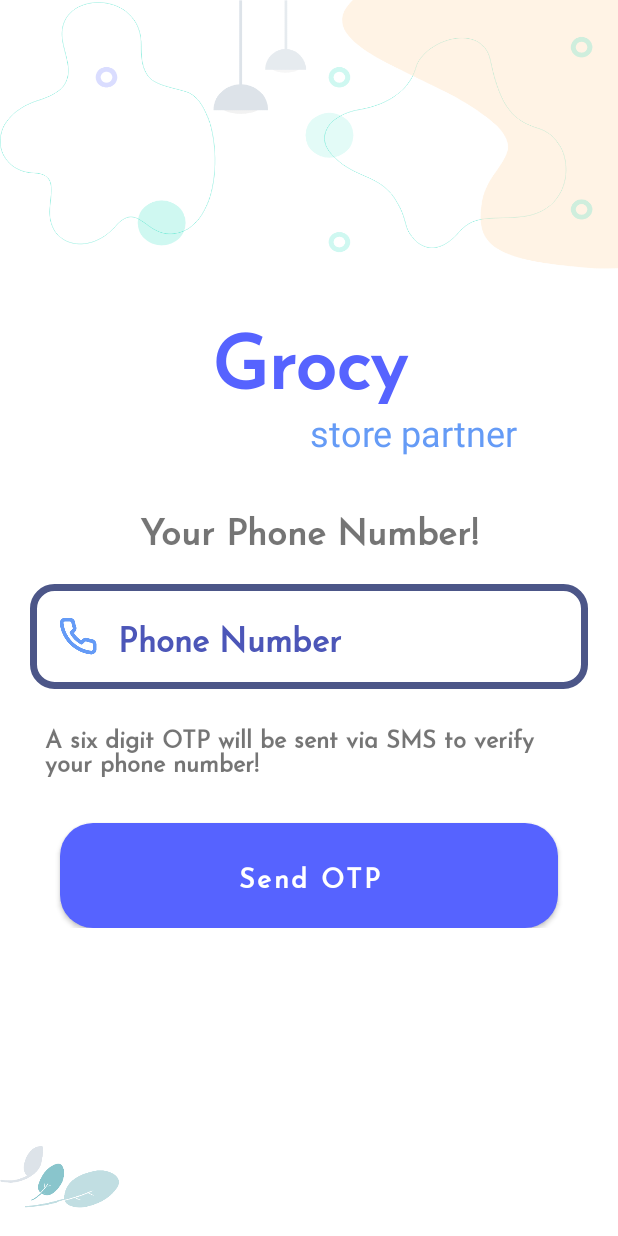
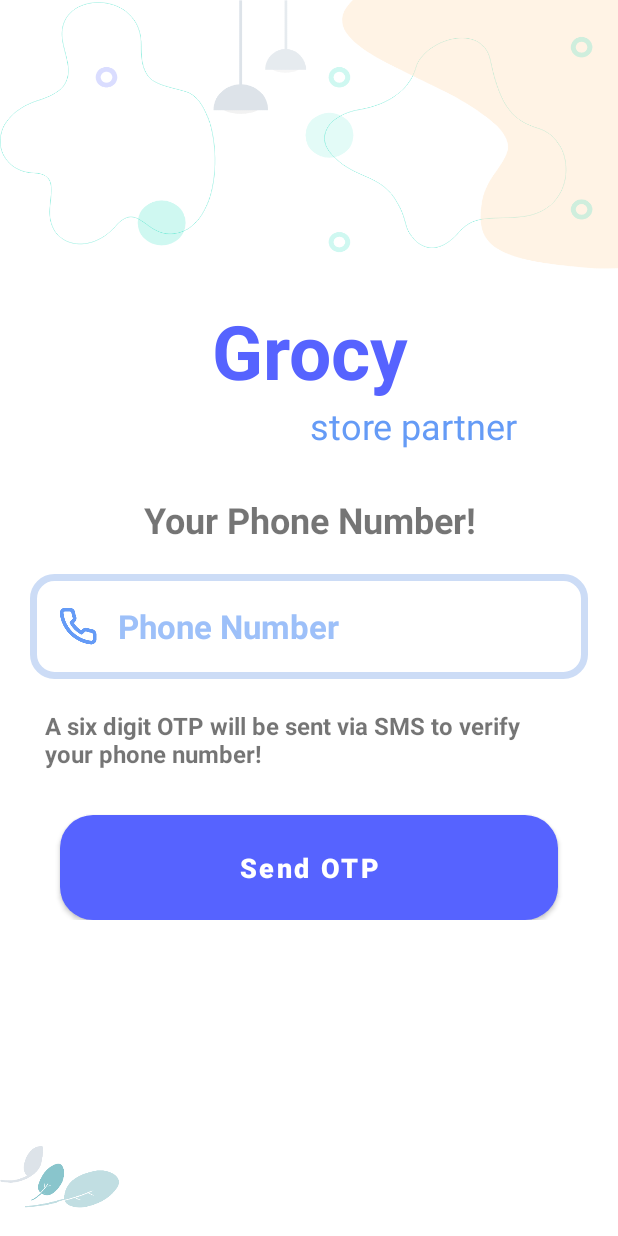
Before and after one commit to prashant282/GrocyBusiness, an Android app: the screen it shows after launch (LoginActivity), after a tap on "Login", on a phone screen of 412 x 824 dp. Run offline under Robolectric (Android 15) with nearby library versions, the phone set to English and light mode, and no system bars; our stand-ins replace Firebase (no records; nobody signed in at launch, a user with empty details on screens opened directly).

Commit message:
Login Functionality

```diff
--- a/app/src/main/java/com/example/user/grocybusiness/activities/WelcomeActivity.java
+++ b/app/src/main/java/com/example/user/grocybusiness/activities/WelcomeActivity.java
@@ -13,7 +13,7 @@
 
 public class WelcomeActivity extends AppCompatActivity {
 
-    Button btnLogin;
+    Button btnLogin, btnSignup;
     private FirebaseAuth mAuth;
 
     @Override
@@ -22,6 +22,7 @@
         setContentView(R.layout.activity_welcome);
 
         btnLogin = findViewById(R.id.btnLogin);
+        btnSignup = findViewById(R.id.btnSignup);
 
         mAuth = FirebaseAuth.getInstance();
 
@@ -35,7 +36,7 @@
             }
         });
 
-        btnSignUpShop.setOnClickListener(new View.OnClickListener() {
+        btnSignup.setOnClickListener(new View.OnClickListener() {
             @Override
             public void onClick(View v) {
                 Intent intent = new Intent(WelcomeActivity.this, AddShopActivity.class);
@@ -45,15 +46,6 @@
             }
         });
 
-        btnSignUpDelivery.setOnClickListener(new View.OnClickListener() {
-            @Override
-            public void onClick(View v) {
-                Intent intent = new Intent(WelcomeActivity.this, UploadDocActivity.class);
-                intent.putExtra("click_info", "Delivery_Boy");
-                startActivity(intent);
-                finish();
-            }
-        });
 
 
     }
--- a/app/src/main/res/drawable-mdpi/round_corner.xml
+++ b/app/src/main/res/drawable-mdpi/round_corner.xml
@@ -10,7 +10,7 @@
                 android:startColor="#FFFFFF" />
             <stroke
                 android:width="7px"
-                android:color="#4c5688" />
+                android:color="#ccdcf6" />
         </shape>
     </item>
 
--- a/app/src/main/res/layout/activity_login.xml
+++ b/app/src/main/res/layout/activity_login.xml
@@ -21,11 +21,11 @@
         android:layout_height="wrap_content"
         android:layout_marginTop="20dp"
         android:gravity="center_horizontal"
-        android:fontFamily="@font/josefin_sans"
         android:text="Grocy"
         android:textColor="@color/colorPrimary"
         android:textSize="50sp"
         android:textStyle="bold" />
+
 
     <TextView
         android:layout_width="wrap_content"
@@ -35,7 +35,6 @@
         android:text="store partner"
         android:textColor="@color/colorHeading"
         android:textSize="24dp" />
-
 
     <LinearLayout
         android:layout_width="match_parent"
@@ -48,7 +47,6 @@
             android:layout_width="match_parent"
             android:layout_height="wrap_content"
             android:layout_marginTop="20dp"
-            android:fontFamily="@font/josefin_sans"
             android:gravity="center"
             android:text="Your Phone Number!"
             android:textSize="24sp"
@@ -65,14 +63,13 @@
             android:background="@drawable/round_corner"
             android:drawableStart="@drawable/icon_phone_new"
             android:drawablePadding="14dp"
-            android:fontFamily="@font/josefin_sans"
             android:gravity="center_vertical"
             android:hint="Phone Number"
             android:inputType="textEmailAddress"
             android:maxLines="1"
             android:paddingStart="20dp"
-            android:textColor="#4C56B8"
-            android:textColorHint="#4C56B8"
+            android:textColor="#659BF6"
+            android:textColorHint="#9DC0F9"
             android:textSize="22sp"
             android:textStyle="bold" />
 
@@ -82,11 +79,14 @@
             android:layout_marginStart="30dp"
             android:layout_marginTop="20dp"
             android:layout_marginEnd="30dp"
-            android:fontFamily="@font/josefin_sans"
             android:text="A six digit OTP will be sent via SMS to verify your phone number!"
             android:textAlignment="textStart"
             android:textSize="16sp"
             android:textStyle="bold" />
+
+        <RelativeLayout
+            android:layout_width="wrap_content"
+            android:layout_height="wrap_content">
 
             <com.google.android.material.button.MaterialButton
                 android:id="@+id/btnSendOtp"
@@ -96,7 +96,6 @@
                 android:layout_marginTop="30dp"
                 android:layout_marginEnd="40dp"
                 android:background="@drawable/background_adult"
-            android:fontFamily="@font/josefin_sans"
                 android:text="Send OTP"
                 android:textAllCaps="false"
                 android:textColor="@android:color/white"
@@ -104,6 +103,19 @@
                 android:textStyle="bold"
                 app:cornerRadius="12dp" />
 
+            <ProgressBar
+                android:id="@+id/progressBar"
+                android:layout_width="30dp"
+                android:layout_height="30dp"
+                android:layout_alignTop="@+id/btnSendOtp"
+                android:layout_alignEnd="@+id/btnSendOtp"
+                android:layout_marginTop="18dp"
+                android:layout_marginEnd="10dp"
+                android:theme="@style/ProgressBarTheme"
+                android:translationZ="2dp"
+                android:visibility="invisible" />
+
+        </RelativeLayout>
 
     </LinearLayout>
 
--- a/app/src/main/res/layout/activity_otp.xml
+++ b/app/src/main/res/layout/activity_otp.xml
@@ -19,7 +19,6 @@
         android:layout_marginTop="20dp"
         android:gravity="center_horizontal"
         android:text="Grocy"
-        android:fontFamily="@font/josefin_sans"
         android:textColor="@color/colorPrimary"
         android:textSize="50sp"
         android:textStyle="bold" />
@@ -44,7 +43,6 @@
             android:layout_width="match_parent"
             android:layout_height="wrap_content"
             android:layout_marginTop="20dp"
-            android:fontFamily="@font/josefin_sans"
             android:gravity="center"
             android:text="OTP Verification!"
             android:textSize="24sp"
@@ -179,7 +177,6 @@
             android:layout_marginEnd="40dp"
             android:background="@drawable/background_adult"
             android:enabled="false"
-            android:fontFamily="@font/josefin_sans"
             android:text="Sign Up"
             android:textAllCaps="false"
             android:textColor="@android:color/white"
--- a/app/src/main/res/values/colors.xml
+++ b/app/src/main/res/values/colors.xml
@@ -3,7 +3,8 @@
     <color name="colorPrimary">#5663FF</color>
     <color name="colorPrimaryDark">#42A5F5</color>
     <color name="colorAccent">#03DAC5</color>
+    <color name="strokeColor">#5663FF</color>
     <color name="colorHeading">#659BF6</color>
-
+    <color name="lightRed">#BAFF4848</color>
     <color name="white">#fff</color>
 </resources>
--- a/app/src/main/res/values/styles.xml
+++ b/app/src/main/res/values/styles.xml
@@ -7,6 +7,8 @@
         <item name="colorAccent">@color/colorAccent</item>
     </style>
 
+    <style name="ProgressBarTheme" parent="Widget.AppCompat.ProgressBar">
+        <item name="android:indeterminateTint">@color/colorPrimary</item>
+    </style>
 
-
-    </resources>
+</resources>
```
Also changed, not shown: app/src/main/java/com/example/user/grocybusiness/activities/AddShopActivity.java (+21 -12 lines), app/src/main/java/com/example/user/grocybusiness/activities/LoginActivity.java (+47 -21 lines), app/src/main/res/drawable-ldpi/progressbar1.xml (added, +14 -0 lines), app/src/main/res/drawable/progressbar.xml (added, +10 -0 lines), app/src/main/res/layout/activity_add_shop.xml (+9 -13 lines), app/src/main/res/layout/activity_upload_doc.xml (+0 -8 lines), app/src/main/res/layout/activity_welcome.xml (+2 -6 lines), app/src/main/res/layout/fragment_shop_basic_register.xml (+0 -7 lines), app/src/main/res/font/concertone.ttf (deleted), app/src/main/res/font/josefin_sans.ttf (deleted), app/src/main/res/font/kalam_bold.ttf (deleted). Lines whose indentation alone changed are shown as unchanged.
